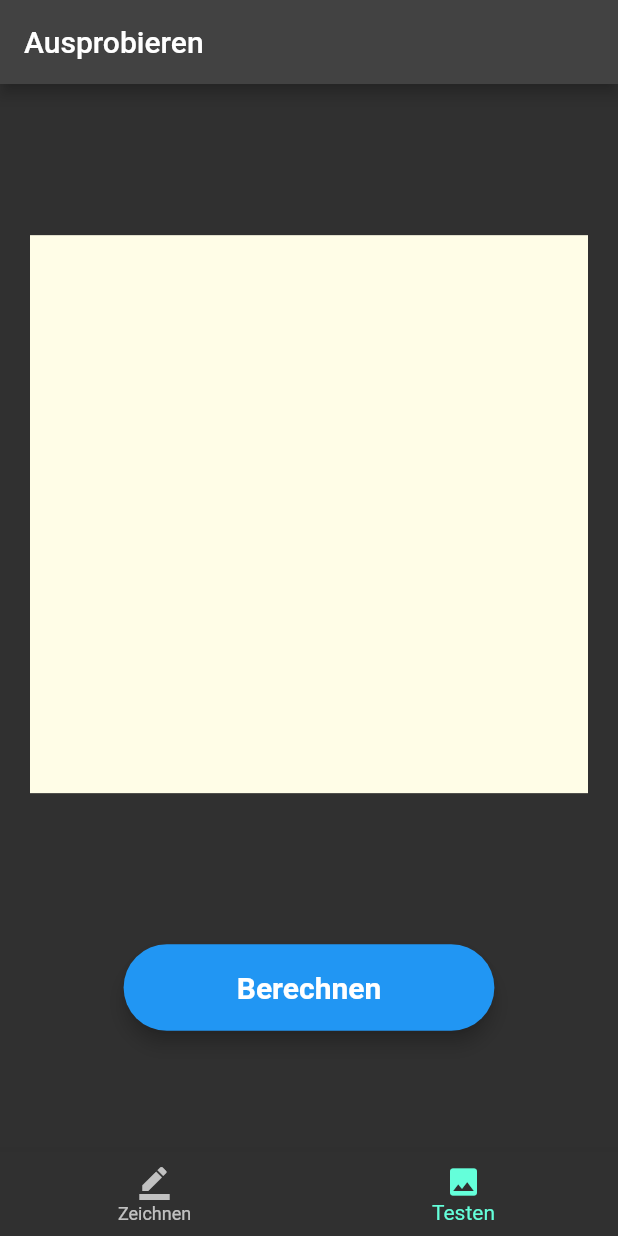
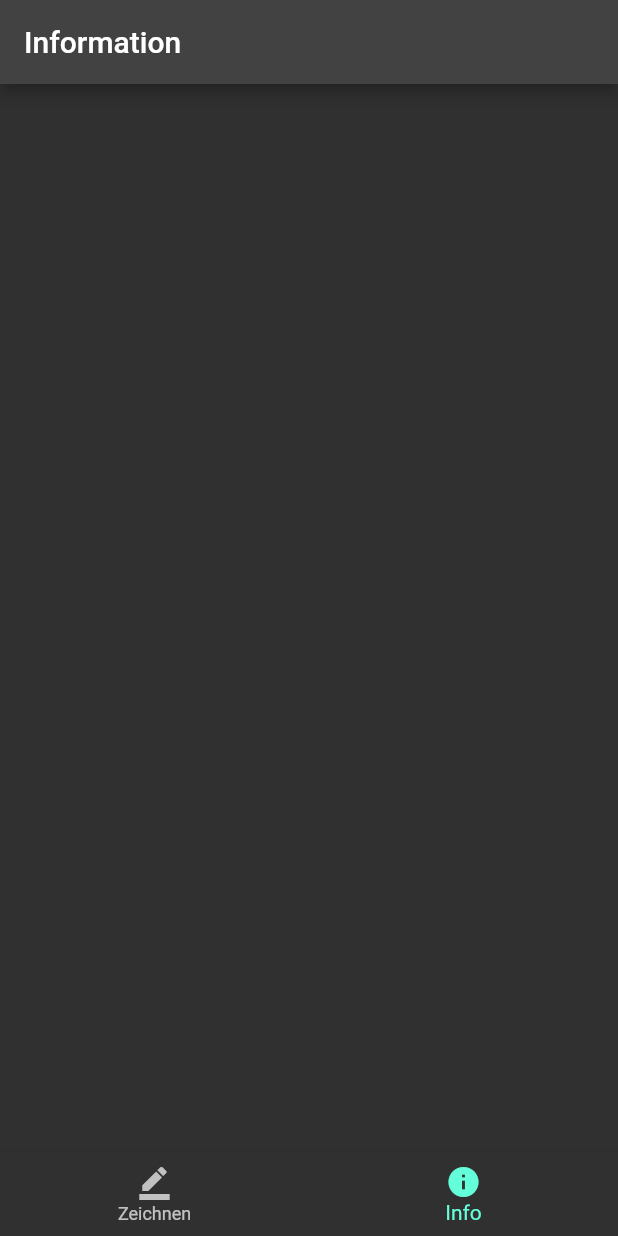
Before and after one commit to SirSimon04/DeepChemistryApp, a Flutter app: the screen it shows after launch, item 2 of the bottom bar chosen, on a phone screen of 412 x 824 dp. Run offline on Flutter 3.47's test engine with Material 2 defaults, Android fonts, the phone set to English and light mode, and no system bars; drawn by our look-alikes of flutter_platform_widgets, screenshot; our stand-ins replace image_gallery_saver.

Commit message:
Add information screen, testing is removed fow now

```diff
--- a/lib/main.dart
+++ b/lib/main.dart
@@ -1,6 +1,7 @@
 import 'package:flutter/cupertino.dart';
 import 'package:flutter/material.dart';
 import 'package:flutter_deep_chemistry/screens/drawing_screen/drawing_screen.dart';
+import 'package:flutter_deep_chemistry/screens/info_screen/info_screen.dart';
 import 'package:flutter_platform_widgets/flutter_platform_widgets.dart';
 
 import 'screens/testing_screen/testing_screen.dart';
@@ -41,7 +42,7 @@ class MyApp extends StatefulWidget {
 class _MyAppState extends State<MyApp> {
   int _selectedIndex = 0;
 
-  static const List<Widget> _pages = [DrawingScreen(), TestingScreen()];
+  static const List<Widget> _pages = [DrawingScreen(), InfoScreen()];
 
   @override
   Widget build(BuildContext context) {
@@ -60,12 +61,21 @@ class _MyAppState extends State<MyApp> {
           BottomNavigationBarItem(
             icon: Icon(
               context.platformIcon(
-                material: Icons.image,
-                cupertino: CupertinoIcons.photo,
+                material: Icons.info,
+                cupertino: CupertinoIcons.info_circle_fill,
               ),
             ),
-            label: "Testen",
+            label: "Info",
           ),
+          // BottomNavigationBarItem(
+          //   icon: Icon(
+          //     context.platformIcon(
+          //       material: Icons.image,
+          //       cupertino: CupertinoIcons.photo,
+          //     ),
+          //   ),
+          //   label: "Testen",
+          // ),
         ],
         itemChanged: _onItemTapped,
         currentIndex: _selectedIndex,
--- /dev/null
+++ b/lib/screens/info_screen/info_screen.dart
@@ -0,0 +1,21 @@
+import 'package:flutter/material.dart';
+import 'package:flutter_platform_widgets/flutter_platform_widgets.dart';
+
+class InfoScreen extends StatefulWidget {
+  const InfoScreen({Key? key}) : super(key: key);
+
+  @override
+  State<InfoScreen> createState() => _InfoScreenState();
+}
+
+class _InfoScreenState extends State<InfoScreen> {
+  @override
+  Widget build(BuildContext context) {
+    return PlatformScaffold(
+      appBar: PlatformAppBar(
+        title: const Text("Information"),
+      ),
+      body: Container(),
+    );
+  }
+}
```
Also changed, not shown: pubspec.lock, 1 other file.
